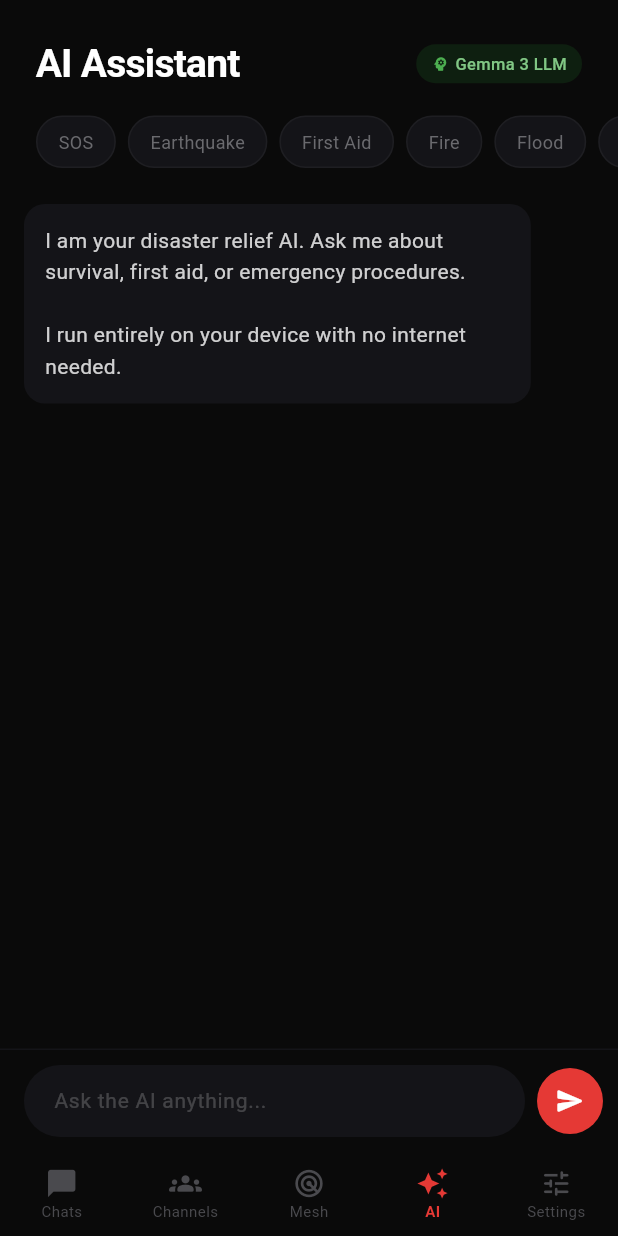
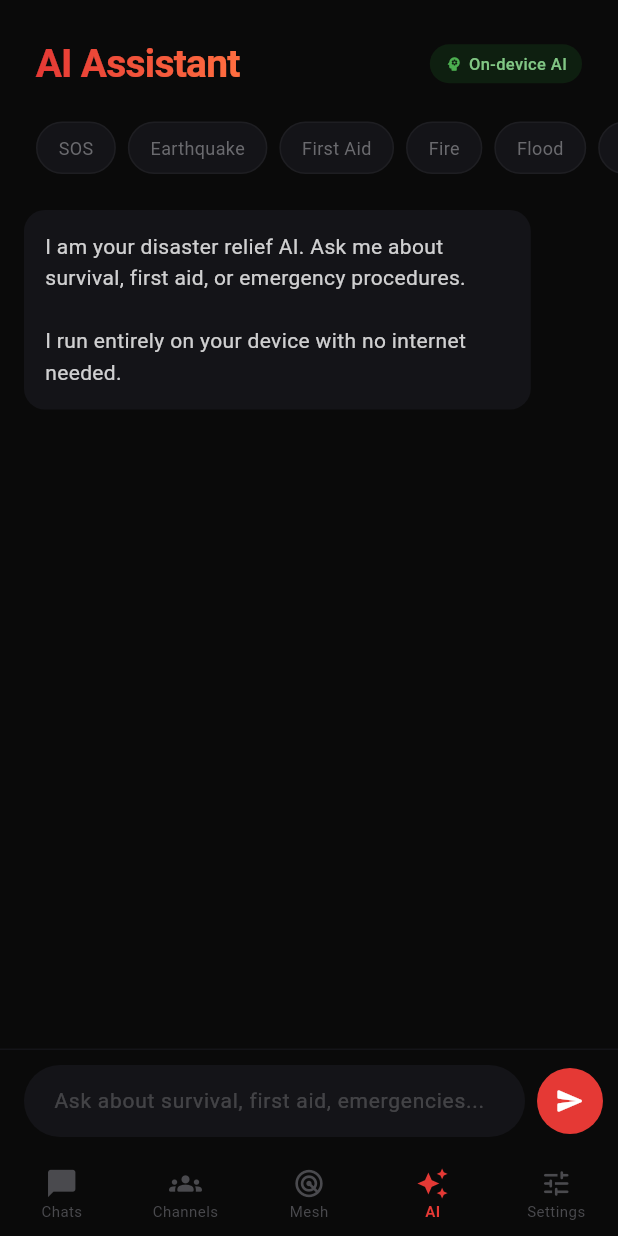
Before and after one commit to aarontphil/FlareGun, a Flutter app: the screen it shows after launch, item 4 of the bottom bar chosen, on a phone screen of 412 x 824 dp. Run offline on Flutter 3.47's test engine with Material 3 defaults, Android fonts, the phone set to English and light mode, and no system bars; our stand-ins replace flutter_secure_storage, geolocator, hive_flutter, permission_handler; missing offline and left inert: cryptography, nearby_connections; accounts and stored records are empty.

Commit message:
Fix AI: use reliable OfflineAI knowledge base, remove problematic flutter_gemma init

```diff
--- a/meshlink_app/lib/screens/ai_screen.dart
+++ b/meshlink_app/lib/screens/ai_screen.dart
@@ -85,8 +85,6 @@ class _AIScreenState extends State<AIScreen> {
   @override
   Widget build(BuildContext context) {
     final mesh = context.watch<MeshProvider>();
-    final gemma = mesh.gemma;
-    final modelReady = gemma.isReady;
 
     return SafeArea(
       child: Column(
@@ -96,31 +94,34 @@ class _AIScreenState extends State<AIScreen> {
             padding: const EdgeInsets.fromLTRB(24, 24, 24, 0),
             child: Row(
               children: [
-                const Text('AI Assistant', style: TextStyle(fontSize: 26, fontWeight: FontWeight.w700, letterSpacing: -0.5)),
+                ShaderMask(
+                  shaderCallback: (bounds) => const LinearGradient(
+                    colors: [Color(0xFFE53935), Color(0xFFFF6E40)],
+                  ).createShader(bounds),
+                  child: const Text('AI Assistant', style: TextStyle(fontSize: 26, fontWeight: FontWeight.w700, letterSpacing: -0.5, color: Colors.white)),
+                ),
                 const Spacer(),
                 Container(
                   padding: const EdgeInsets.symmetric(horizontal: 10, vertical: 5),
                   decoration: BoxDecoration(
-                    color: modelReady
-                        ? const Color(0xFF1B5E20).withValues(alpha: 0.25)
-                        : const Color(0xFF1E1E22),
+                    color: const Color(0xFF1B5E20).withValues(alpha: 0.25),
                     borderRadius: BorderRadius.circular(20),
                   ),
                   child: Row(
                     mainAxisSize: MainAxisSize.min,
                     children: [
                       Icon(
-                        modelReady ? Icons.psychology_rounded : Icons.cloud_download_rounded,
+                        Icons.psychology_rounded,
                         size: 12,
-                        color: modelReady ? const Color(0xFF4CAF50) : const Color(0xFF4A4A4E),
+                        color: const Color(0xFF4CAF50),
                       ),
                       const SizedBox(width: 4),
                       Text(
-                        modelReady ? 'Gemma 3 LLM' : 'Keyword mode',
+                        'On-device AI',
                         style: TextStyle(
                           fontSize: 11,
                           fontWeight: FontWeight.w500,
-                          color: modelReady ? const Color(0xFF81C784) : const Color(0xFF4A4A4E),
+                          color: const Color(0xFF81C784),
                         ),
                       ),
                     ],
@@ -129,77 +130,7 @@ class _AIScreenState extends State<AIScreen> {
               ],
             ),
           ),
-          if (!gemma.isReady && !gemma.isDownloading)
-            Padding(
-              padding: const EdgeInsets.fromLTRB(24, 16, 24, 0),
-              child: GestureDetector(
-                onTap: () => gemma.installModel(),
-                child: Container(
-                  padding: const EdgeInsets.symmetric(horizontal: 16, vertical: 12),
-                  decoration: BoxDecoration(
-                    color: const Color(0xFF141418),
-                    borderRadius: BorderRadius.circular(12),
-                    border: Border.all(color: const Color(0xFFE53935).withValues(alpha: 0.3)),
-                  ),
-                  child: const Row(
-                    children: [
-                      Icon(Icons.download_rounded, color: Color(0xFFE53935), size: 20),
-                      SizedBox(width: 12),
-                      Expanded(
-                        child: Column(
-                          crossAxisAlignment: CrossAxisAlignment.start,
-                          children: [
-                            Text('Install Gemma 3 AI', style: TextStyle(fontSize: 13, fontWeight: FontWeight.w600)),
-                            SizedBox(height: 2),
-                            Text('Bundled model - tap to activate', style: TextStyle(fontSize: 11, color: Color(0xFF4A4A4E))),
-                          ],
-                        ),
-                      ),
-                      Icon(Icons.arrow_forward_ios_rounded, color: Color(0xFF4A4A4E), size: 14),
-                    ],
-                  ),
-                ),
-              ),
-            ),
-          if (gemma.isDownloading)
-            Padding(
-              padding: const EdgeInsets.fromLTRB(24, 16, 24, 0),
-              child: Container(
-                padding: const EdgeInsets.symmetric(horizontal: 16, vertical: 14),
-                decoration: BoxDecoration(
-                  color: const Color(0xFF141418),
-                  borderRadius: BorderRadius.circular(12),
-                ),
-                child: Column(
-                  crossAxisAlignment: CrossAxisAlignment.start,
-                  children: [
-                    Row(
-                      children: [
-                        const SizedBox(
-                          width: 14, height: 14,
-                          child: CircularProgressIndicator(strokeWidth: 2, color: Color(0xFFE53935)),
-                        ),
-                        const SizedBox(width: 12),
-                        Text(
-                          'Installing model... ${(gemma.downloadProgress * 100).toInt()}%',
-                          style: const TextStyle(fontSize: 13, fontWeight: FontWeight.w500),
-                        ),
-                      ],
-                    ),
-                    const SizedBox(height: 10),
-                    ClipRRect(
-                      borderRadius: BorderRadius.circular(4),
-                      child: LinearProgressIndicator(
-                        value: gemma.downloadProgress,
-                        backgroundColor: const Color(0xFF1E1E22),
-                        valueColor: const AlwaysStoppedAnimation(Color(0xFFE53935)),
-                        minHeight: 4,
-                      ),
-                    ),
-                  ],
-                ),
-              ),
-            ),
+          const SizedBox(height: 4),
           SingleChildScrollView(
             scrollDirection: Axis.horizontal,
             padding: const EdgeInsets.fromLTRB(24, 16, 24, 8),
@@ -279,7 +210,7 @@ class _AIScreenState extends State<AIScreen> {
                       enabled: !_generating,
                       style: const TextStyle(fontSize: 14),
                       decoration: InputDecoration(
-                        hintText: modelReady ? 'Ask the AI anything...' : 'Ask about survival...',
+                        hintText: 'Ask about survival, first aid, emergencies...',
                         hintStyle: TextStyle(color: Colors.white.withValues(alpha: 0.2)),
                         border: InputBorder.none,
                         filled: false,
```
Also changed, not shown: meshlink_app/lib/ai/gemma_service.dart (+21 -102 lines).
